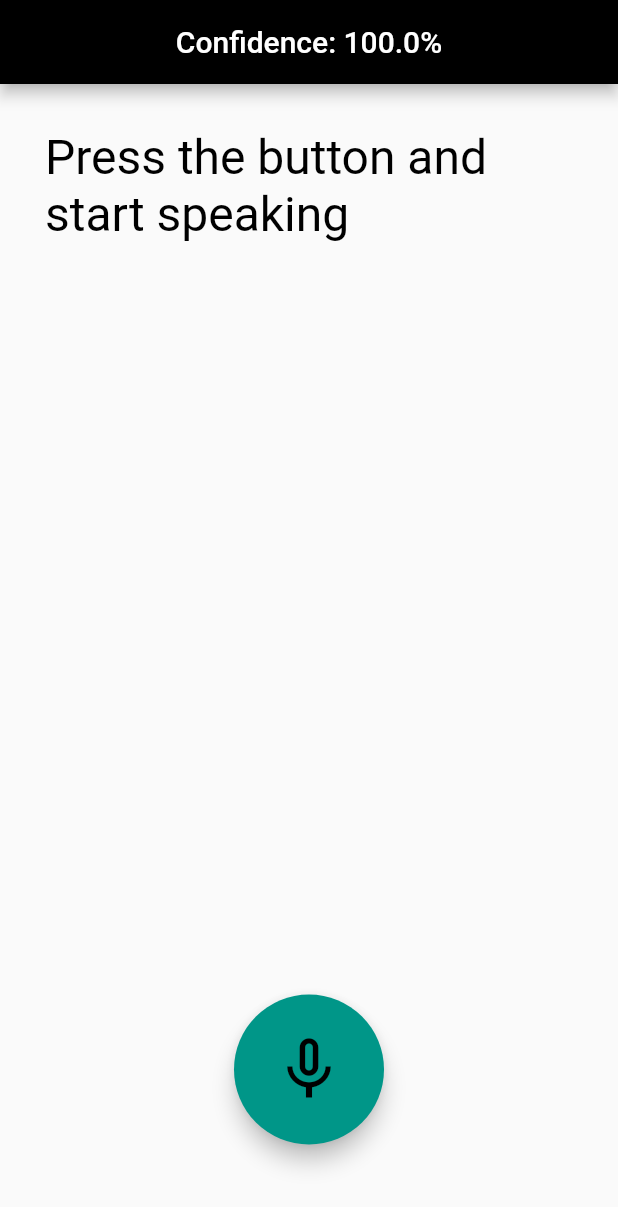
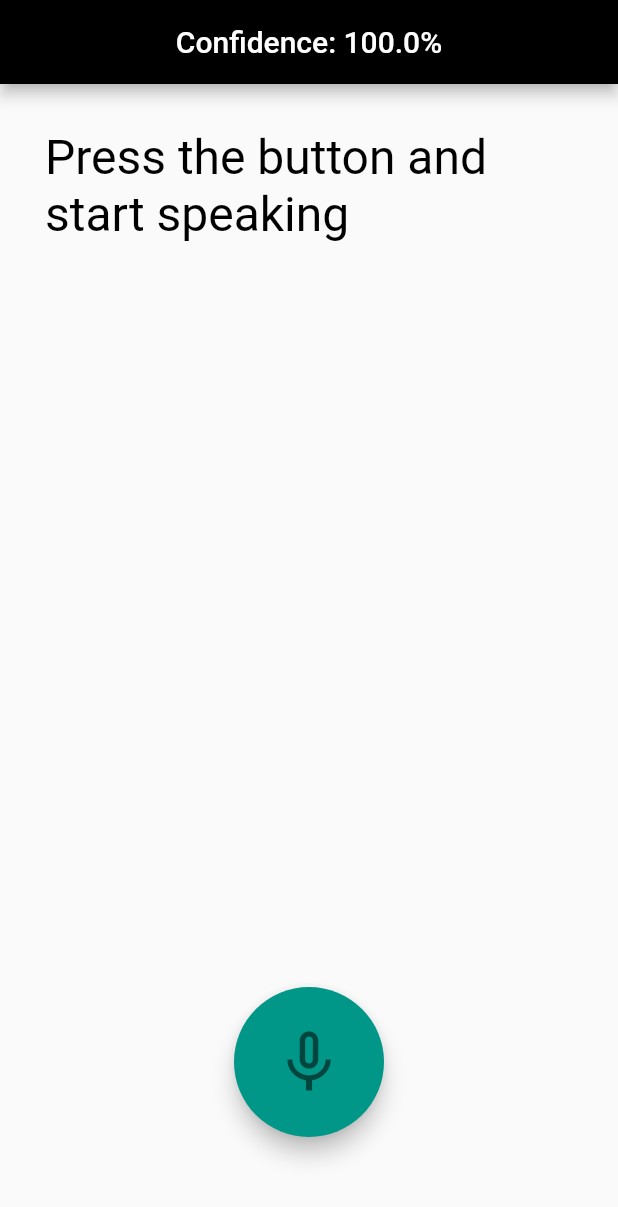
Before and after one commit to koushikcodes2021/dictate, a Flutter app: the screen it shows after launch, on a phone screen of 412 x 824 dp. Shown: the top 1207 px of the screen. Run offline on Flutter 3.47's test engine with Material 2 defaults, Android fonts, the phone set to English and light mode, and no system bars; drawn by our look-alikes of avatar_glow; our stand-ins replace speech_to_text.

Commit message:
second commit

```diff
--- a/lib/main.dart
+++ b/lib/main.dart
@@ -72,24 +72,28 @@ class _SpeechScreenState extends State<SpeechScreen> {
                   "Confidence: ${(_confidence * 100.0).toStringAsFixed(1)}%")),
         ),
         floatingActionButtonLocation: FloatingActionButtonLocation.centerFloat,
-        floatingActionButton: AvatarGlow(
+        floatingActionButton: Container(
+          width: 200,
+          height: 200,
+          child: AvatarGlow(
             animate: _isListening,
-          glowColor: Theme.of(context).primaryColor,
-          endRadius: 95,
-          duration: const Duration(milliseconds: 10),
-          repeatPauseDuration: const Duration(milliseconds: 10),
+            glowColor: Colors.tealAccent,
+            endRadius: 150,
+            duration: const Duration(milliseconds: 1800),
+            repeatPauseDuration: const Duration(milliseconds: 200),
             repeat: true,
             child: Container(
-            width: 100.0,
+              width: 100,
               height: 100.0,
               child: FloatingActionButton(
                 onPressed: _listen,
                 child: Icon(
                   _isListening ? Icons.mic : Icons.mic_none,
                   size: 50.0,
-                color: Colors.black,
+                  color: Colors.black54,
                 ),
                 backgroundColor: Colors.teal,
+              ),
             ),
           ),
         ),
```
Lines whose indentation alone changed are shown as unchanged.
